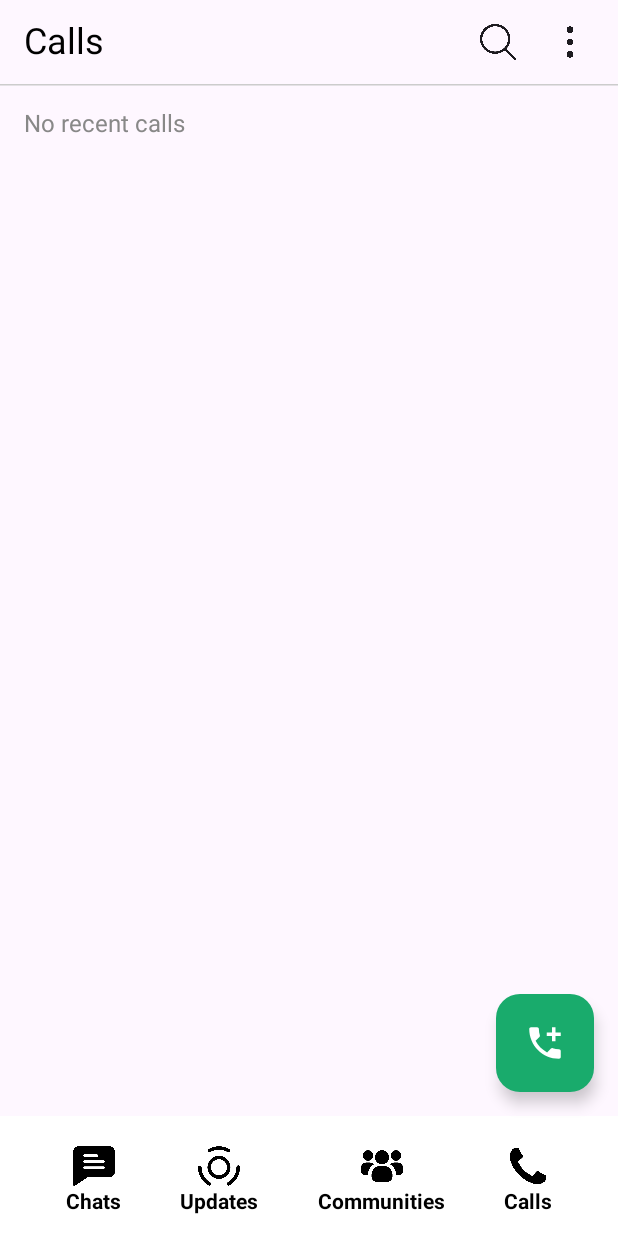
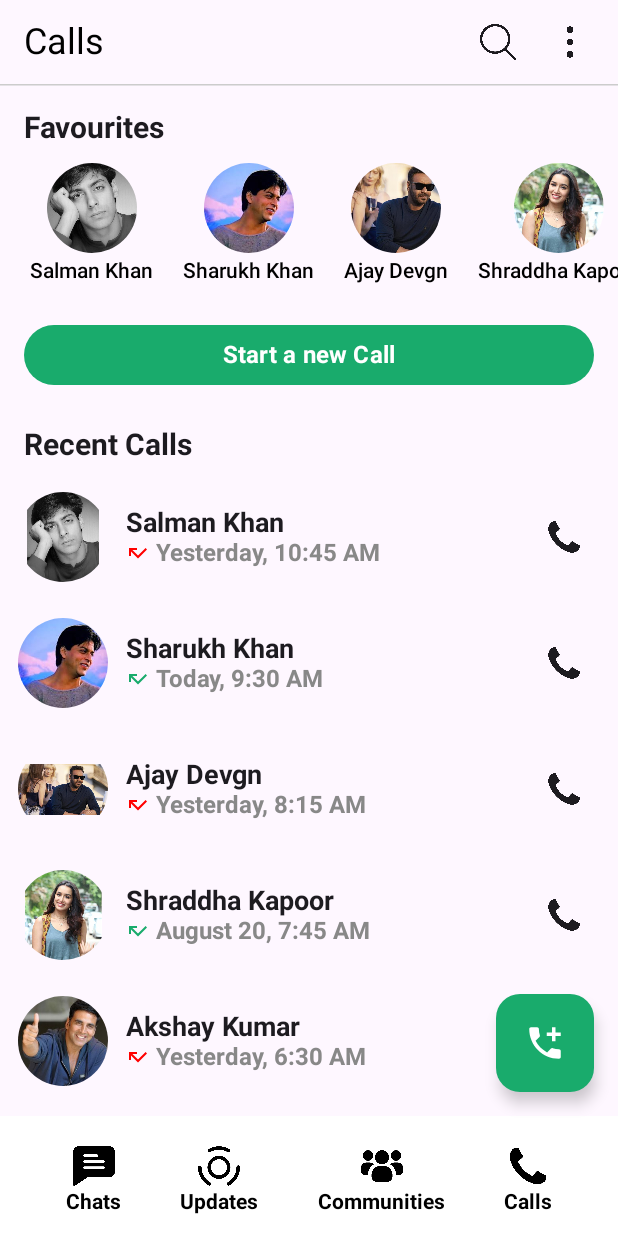
Before and after one commit to pragyatiwarii/MetaLink, an Android app built with Jetpack Compose: the @Preview function CallScreen, on a phone screen of 412 x 824 dp. Run offline under Robolectric (Android 15) with nearby library versions, the phone set to English and light mode, and no system bars.

Commit message:
Updated frontend changes

```diff
--- a/app/src/main/AndroidManifest.xml
+++ b/app/src/main/AndroidManifest.xml
@@ -3,6 +3,7 @@
     xmlns:tools="http://schemas.android.com/tools">
 
     <application
+        android:name=".MyApplication"
         android:allowBackup="true"
         android:dataExtractionRules="@xml/data_extraction_rules"
         android:fullBackupContent="@xml/backup_rules"
--- /dev/null
+++ b/app/src/main/java/com/example/whatsapp/presentation/callscreen/Call.kt
@@ -0,0 +1,8 @@
+package com.example.whatsapp.presentation.callscreen
+
+data class Call(
+    val image: Int,
+    val name: String,
+    val time: String,
+    val isMissed: Boolean
+)
--- /dev/null
+++ b/app/src/main/java/com/example/whatsapp/presentation/callscreen/CallItemDesign.kt
@@ -0,0 +1,98 @@
+package com.example.whatsapp.presentation.callscreen
+
+import androidx.compose.foundation.Image
+import androidx.compose.foundation.layout.*
+import androidx.compose.foundation.shape.CircleShape
+import androidx.compose.material3.Icon
+import androidx.compose.material3.IconButton
+import androidx.compose.material3.Text
+import androidx.compose.runtime.Composable
+import androidx.compose.ui.Alignment
+import androidx.compose.ui.Modifier
+import androidx.compose.ui.draw.clip
+import androidx.compose.ui.graphics.Color
+import androidx.compose.ui.res.colorResource
+import androidx.compose.ui.res.painterResource
+import androidx.compose.ui.text.font.FontWeight
+import androidx.compose.ui.tooling.preview.Preview
+import androidx.compose.ui.unit.dp
+import androidx.compose.ui.unit.sp
+import com.example.whatsapp.R
+
+// Sample preview data
+val sampleCall = Call(
+    image = R.drawable.salman_khan,
+    name = "Salman Khan",
+    time = "10:45 AM",
+    isMissed = true
+)
+
+@Preview(showSystemUi = true)
+@Composable
+fun CallItemPreview() {
+    CallItemDesign(call = sampleCall)
+}
+
+@Composable
+fun CallItemDesign(call: Call) {
+    Row(
+        modifier = Modifier
+            .fillMaxWidth()
+            .padding(12.dp),
+        verticalAlignment = Alignment.CenterVertically
+    ) {
+        // Profile Image
+        Image(
+            painter = painterResource(call.image),
+            contentDescription = call.name,
+            modifier = Modifier
+                .size(60.dp)
+                .clip(CircleShape)
+        )
+
+        Spacer(modifier = Modifier.width(12.dp))
+
+        // Name + Call Info
+        Column(
+            modifier = Modifier.weight(1f)
+        ) {
+            Text(
+                text = call.name,
+                fontWeight = FontWeight.Bold,
+                fontSize = 18.sp
+            )
+
+            Row(
+                verticalAlignment = Alignment.CenterVertically
+            ) {
+                Icon(
+                    painter = painterResource(R.drawable.baseline_call_missed_24),
+                    contentDescription = null,
+                    modifier = Modifier.size(16.dp),
+                    tint = if (call.isMissed) Color.Red else colorResource(R.color.light_green)
+                )
+
+                Spacer(modifier = Modifier.width(4.dp))
+
+                Text(
+                    text = call.time,
+                    fontSize = 16.sp,
+                    color = Color.Gray,
+                    fontWeight = FontWeight.Bold
+                )
+            }
+        }
+
+        // Call Button
+        IconButton(
+            onClick = { /* Handle call click */ },
+            modifier = Modifier
+        ) {
+            Icon(
+                painter = painterResource(R.drawable.telephone),
+                contentDescription = "Call",
+                modifier = Modifier.size(24.dp)
+            )
+        }
+    }
+}
--- a/app/src/main/java/com/example/whatsapp/presentation/callscreen/CallScreen.kt
+++ b/app/src/main/java/com/example/whatsapp/presentation/callscreen/CallScreen.kt
@@ -1,26 +1,15 @@
 package com.example.whatsapp.presentation.callscreen
 
-import androidx.compose.foundation.layout.Box
-import androidx.compose.foundation.layout.Column
-import androidx.compose.foundation.layout.Row
-import androidx.compose.foundation.layout.fillMaxWidth
-import androidx.compose.foundation.layout.padding
-import androidx.compose.foundation.layout.size
-import androidx.compose.material3.DropdownMenu
-import androidx.compose.material3.DropdownMenuItem
-import androidx.compose.material3.FloatingActionButton
-import androidx.compose.material3.HorizontalDivider
-import androidx.compose.material3.Icon
-import androidx.compose.material3.IconButton
-import androidx.compose.material3.Scaffold
-import androidx.compose.material3.Text
-import androidx.compose.material3.TextField
-import androidx.compose.material3.TextFieldDefaults
+import androidx.compose.foundation.layout.*
+import androidx.compose.foundation.lazy.LazyColumn
+import androidx.compose.foundation.lazy.items
+import androidx.compose.material3.*
 import androidx.compose.runtime.*
 import androidx.compose.ui.Modifier
 import androidx.compose.ui.graphics.Color
 import androidx.compose.ui.res.colorResource
 import androidx.compose.ui.res.painterResource
+import androidx.compose.ui.text.font.FontWeight
 import androidx.compose.ui.tooling.preview.Preview
 import androidx.compose.ui.unit.dp
 import androidx.compose.ui.unit.sp
@@ -30,12 +19,21 @@ import com.example.whatsapp.presentation.bottomnavigation.BottomNavigation
 @Preview(showSystemUi = true)
 @Composable
 fun CallScreen() {
+    val dummyCalls = listOf(
+        Call(R.drawable.salman_khan, "Salman Khan", "Yesterday, 10:45 AM", true),
+        Call(R.drawable.sharukh_khan, "Sharukh Khan", "Today, 9:30 AM", false),
+        Call(R.drawable.ajay_devgn, "Ajay Devgn", "Yesterday, 8:15 AM", true),
+        Call(R.drawable.sharadha_kapoor, "Shraddha Kapoor", "August 20, 7:45 AM", false),
+        Call(R.drawable.akshay_kumar, "Akshay Kumar", "Yesterday, 6:30 AM", true),
+        Call(R.drawable.bhuvan_bam, "Bhuvan Bam", "Today, 5:15 AM", false)
+    )
+
+    var isSearching by remember { mutableStateOf(false) }
+    var searchQuery by remember { mutableStateOf("") }
+    var showMenu by remember { mutableStateOf(false) }
+
     Scaffold(
         topBar = {
-            var isSearching by remember { mutableStateOf(false) }
-            var searchQuery by remember { mutableStateOf("") }
-            var showMenu by remember { mutableStateOf(false) }
-
             Column(modifier = Modifier.fillMaxWidth()) {
                 Row(
                     modifier = Modifier
@@ -133,17 +131,45 @@ fun CallScreen() {
                     modifier = Modifier.size(28.dp)
                 )
             }
-        },
+        }
+    ) { innerPadding ->
 
-        ) { innerPadding ->
-        // Placeholder body content
         Column(modifier = Modifier.padding(innerPadding)) {
+            Spacer(modifier = Modifier.height(16.dp))
+
+            // If you have a separate FavouriteSection composable, call it here
+             FavouriteSection()
+
+            Spacer(modifier = Modifier.height(16.dp))
+            Button(
+                onClick = {/* TODO */ },
+                colors = ButtonDefaults.buttonColors(containerColor = colorResource(R.color.light_green)),
+                modifier = Modifier
+                    .fillMaxWidth()
+                    .padding(horizontal = 16.dp)
+            ) {
+                Text(
+                    text = "Start a new Call",
+                    color = Color.White,
+                    fontSize = 16.sp,
+                    fontWeight = FontWeight.Bold
+                )
+            }
+
+            Spacer(modifier = Modifier.height(16.dp))
+
             Text(
-                text = "No recent calls",
-                modifier = Modifier.padding(16.dp),
-                fontSize = 16.sp,
-                color = Color.Gray
+                text = "Recent Calls",
+                fontSize = 20.sp,
+                fontWeight = FontWeight.Bold,
+                modifier = Modifier.padding(horizontal = 16.dp, vertical = 8.dp)
             )
+
+            LazyColumn {
+                items(dummyCalls) { call ->
+                    CallItemDesign(call)
+                }
+            }
         }
     }
 }
--- a/app/src/main/java/com/example/whatsapp/presentation/callscreen/FavouriteItem.kt
+++ b/app/src/main/java/com/example/whatsapp/presentation/callscreen/FavouriteItem.kt
@@ -21,16 +21,20 @@ import androidx.compose.ui.unit.dp
 import androidx.compose.ui.unit.sp
 import com.example.whatsapp.R
 
-@Preview(showSystemUi = false)
+data class FavouriteContact(
+    val name: String,
+    val image: Int
+)
+
 @Composable
-fun FavouriteItem(FavouriteContact: FavouriteContact) {
+fun FavouriteItem(favouriteContact: FavouriteContact) {
     Column(
         modifier = Modifier.padding(start = 4.dp, top = 4.dp),
         horizontalAlignment = Alignment.CenterHorizontally
     ) {
         Image(
-            painter = painterResource(FavouriteContact.image),
-            contentDescription = "Salman Khan",
+            painter = painterResource(favouriteContact.image),
+            contentDescription = favouriteContact.name,
             modifier = Modifier
                 .size(60.dp)
                 .clip(CircleShape),
@@ -40,10 +44,20 @@ fun FavouriteItem(FavouriteContact: FavouriteContact) {
         Spacer(modifier = Modifier.height(4.dp))
 
         Text(
-            text = FavouriteContact.name,
-            fontSize = 12.sp,
+            text = favouriteContact.name,
+            fontSize = 14.sp,
             fontWeight = FontWeight.Medium,
             color = Color.Black
         )
     }
 }
+
+@Preview(showSystemUi = false)
+@Composable
+fun FavouriteItemPreview() {
+    val sampleContact = FavouriteContact(
+        name = "Salman Khan",
+        image = R.drawable.salman_khan // Replace with actual drawable
+    )
+    FavouriteItem(favouriteContact = sampleContact)
+}
--- a/app/src/main/java/com/example/whatsapp/presentation/callscreen/FavouriteSection.kt
+++ b/app/src/main/java/com/example/whatsapp/presentation/callscreen/FavouriteSection.kt
@@ -14,6 +14,9 @@ import androidx.compose.ui.tooling.preview.Preview
 import androidx.compose.ui.unit.dp
 import androidx.compose.ui.unit.sp
 import com.example.whatsapp.R
+
+import com.example.whatsapp.presentation.callscreen.FavouriteContact
+import com.example.whatsapp.presentation.callscreen.FavouriteItem
 
 @Preview(showSystemUi = true)
 @Composable
@@ -38,16 +41,12 @@ fun FavouriteSection() {
         Row(
             modifier = Modifier
                 .fillMaxWidth()
-                .horizontalScroll(rememberScrollState())
+                .horizontalScroll(rememberScrollState()),
+            horizontalArrangement = androidx.compose.foundation.layout.Arrangement.spacedBy(16.dp)
         ) {
             sampleFavouriteContacts.forEach { contact ->
-                FavouriteItem(contact) // ✅ using your separate FavouriteItem file
+                FavouriteItem(favouriteContact = contact) // ✅ pass parameter correctly
             }
         }
     }
 }
-
-data class FavouriteContact(
-    val image: Int,
-    val name: String
-)
--- a/app/src/main/java/com/example/whatsapp/presentation/splashscreen/SplashScreen.kt
+++ b/app/src/main/java/com/example/whatsapp/presentation/splashscreen/SplashScreen.kt
@@ -26,8 +26,8 @@ fun SplashScreen(navHostController: NavHostController) {
     // Navigate to welcome screen after 1 sec
     LaunchedEffect(Unit) {
         delay(1000)
-        navHostController.navigate(Routes.WelcomeScreen) {
-            popUpTo(Routes.SplashScreen) { inclusive = true }//Isme agar back karenge to splash screen nahi aayega
+        navHostController.navigate(Routes.WelcomeScreen.route) {
+            popUpTo(Routes.SplashScreen.route) { inclusive = true } // Prevent back navigation to Splash
         }
     }
 
--- /dev/null
+++ b/app/src/main/res/drawable/baseline_call_missed_24.xml
@@ -0,0 +1,5 @@
+<vector xmlns:android="http://schemas.android.com/apk/res/android" android:autoMirrored="true" android:height="24dp" android:tint="#000000" android:viewportHeight="24" android:viewportWidth="24" android:width="24dp">
+
+    <path android:fillColor="@android:color/white" android:pathData="M19.59,7L12,14.59 6.41,9H11V7H3v8h2v-4.59l7,7 9,-9z"/>
+
+</vector>
--- a/build.gradle.kts
+++ b/build.gradle.kts
@@ -1,8 +1,7 @@
-// Top-level build file where you can add configuration options common to all sub-projects/modules.
 plugins {
     alias(libs.plugins.android.application) apply false
     alias(libs.plugins.kotlin.android) apply false
     alias(libs.plugins.kotlin.compose) apply false
-    id ("com.google.dagger.hilt.android") version "2.48.1" apply false
-
+    id("com.google.dagger.hilt.android") version "2.48.1" apply false
+    // Remove KAPT from here
 }
```
Also changed, not shown: app/build.gradle.kts (+33 -45 lines), app/src/main/java/com/example/whatsapp/MainActivity.kt (+3 -4 lines), app/src/main/java/com/example/whatsapp/presentation/navigation/Routes.kt (+13 -1 lines), app/src/main/java/com/example/whatsapp/presentation/navigation/WhatsappNavigationSystem.kt (+29 -1 lines), app/src/main/java/com/example/whatsapp/presentation/welcomescreen/WelcomeScreen.kt (+26 -48 lines), 4 other files.
